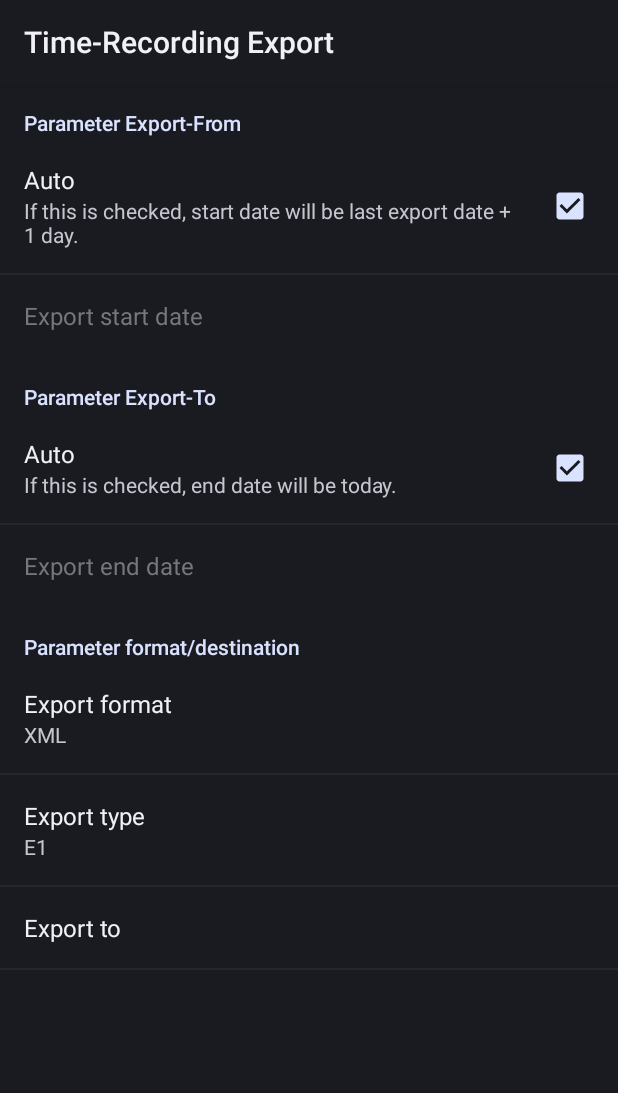
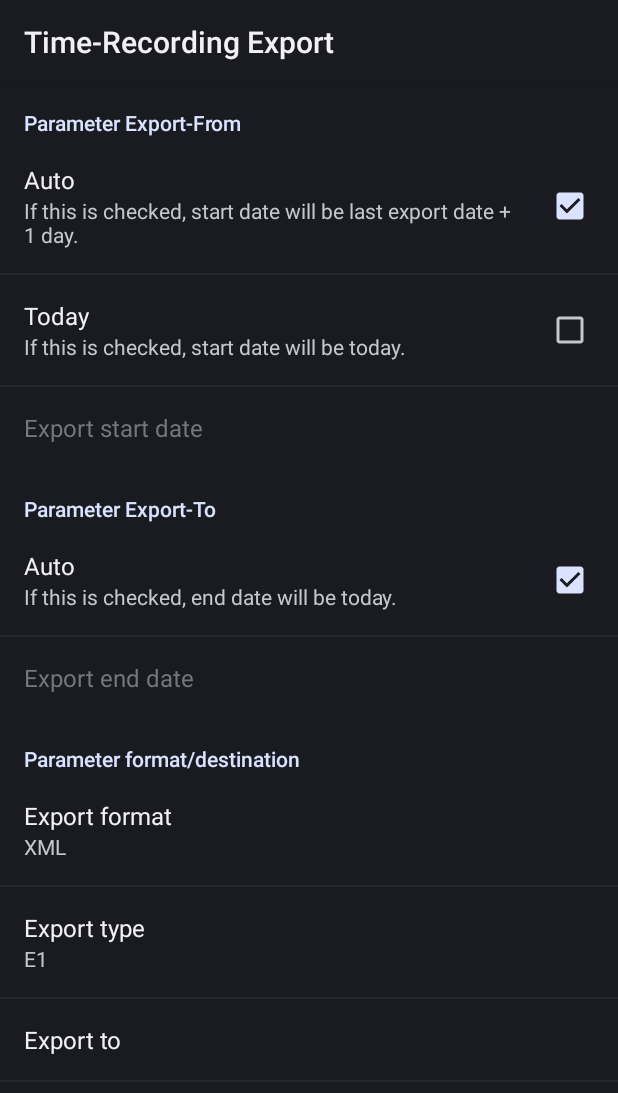
Before and after one commit to berrnd/Time-Recording-Auto-Export-Tasker-Plugin, an Android app: the fragment PluginEditActivityPreferencesFragment shown on its own in the app's theme, after a tap on "Auto", on a phone screen of 412 x 824 dp. Shown: the top 1093 px of the screen. Run offline under Robolectric (Android 15) with nearby library versions, the phone set to English and light mode, and no system bars.

Commit message:
Added option to always use today as export start date

```diff
--- a/app/src/main/java/de/berrnd/Time_Recording_Auto_Export_Tasker_Plugin/Constants.java
+++ b/app/src/main/java/de/berrnd/Time_Recording_Auto_Export_Tasker_Plugin/Constants.java
@@ -10,6 +10,7 @@ public class Constants {
     static final String BUNDLE_EXTRA_EXPORT_START_DATE = "BUNDLE_EXTRA_EXPORT_START_DATE";
     static final String BUNDLE_EXTRA_EXPORT_END_DATE = "BUNDLE_EXTRA_EXPORT_END_DATE";
     static final String BUNDLE_EXTRA_EXPORT_START_DATE_AUTO = "BUNDLE_EXTRA_EXPORT_START_DATE_AUTO";
+    static final String BUNDLE_EXTRA_EXPORT_START_DATE_TODAY = "BUNDLE_EXTRA_EXPORT_START_DATE_TODAY";
     static final String BUNDLE_EXTRA_EXPORT_END_DATE_AUTO = "BUNDLE_EXTRA_EXPORT_END_DATE_AUTO";
     static final String BUNDLE_EXTRA_EXPORT_FORMAT = "BUNDLE_EXTRA_EXPORT_FORMAT";
     static final String BUNDLE_EXTRA_EXPORT_TYPE = "BUNDLE_EXTRA_EXPORT_TYPE";
@@ -19,6 +20,7 @@ public class Constants {
     static final String PLUGIN_SETTINGS_EXPORT_START_DATE = "pref_export_start_date";
     static final String PLUGIN_SETTINGS_EXPORT_END_DATE = "pref_export_end_date";
     static final String PLUGIN_SETTINGS_EXPORT_START_DATE_AUTO = "pref_export_start_date_auto";
+    static final String PLUGIN_SETTINGS_EXPORT_START_DATE_TODAY = "pref_export_start_date_today";
     static final String PLUGIN_SETTINGS_EXPORT_END_DATE_AUTO = "pref_export_end_date_auto";
     static final String PLUGIN_SETTINGS_EXPORT_FORMAT = "pref_export_format";
     static final String PLUGIN_SETTINGS_EXPORT_TYPE = "pref_export_type";
--- a/app/src/main/java/de/berrnd/Time_Recording_Auto_Export_Tasker_Plugin/PluginEditActivity.java
+++ b/app/src/main/java/de/berrnd/Time_Recording_Auto_Export_Tasker_Plugin/PluginEditActivity.java
@@ -21,6 +21,7 @@ public class PluginEditActivity extends PreferenceActivity {
             final String exportStartDate = pluginBundle.getString(Constants.BUNDLE_EXTRA_EXPORT_START_DATE);
             final String exportEndDate = pluginBundle.getString(Constants.BUNDLE_EXTRA_EXPORT_END_DATE);
             final boolean exportStartDateAuto = pluginBundle.getBoolean(Constants.BUNDLE_EXTRA_EXPORT_START_DATE_AUTO);
+            final boolean exportStartDateToday = pluginBundle.getBoolean(Constants.BUNDLE_EXTRA_EXPORT_START_DATE_TODAY);
             final boolean exportEndDateAuto = pluginBundle.getBoolean(Constants.BUNDLE_EXTRA_EXPORT_END_DATE_AUTO);
             final String exportFormat = pluginBundle.getString(Constants.BUNDLE_EXTRA_EXPORT_FORMAT);
             final String exportType = pluginBundle.getString(Constants.BUNDLE_EXTRA_EXPORT_TYPE);
@@ -29,6 +30,7 @@ public class PluginEditActivity extends PreferenceActivity {
             SharedPreferences.Editor editor = this.PluginPreferences.edit();
             editor.putString(Constants.PLUGIN_SETTINGS_EXPORT_START_DATE, exportStartDate);
             editor.putBoolean(Constants.PLUGIN_SETTINGS_EXPORT_START_DATE_AUTO, exportStartDateAuto);
+            editor.putBoolean(Constants.PLUGIN_SETTINGS_EXPORT_START_DATE_TODAY, exportStartDateToday);
             editor.putString(Constants.PLUGIN_SETTINGS_EXPORT_END_DATE, exportEndDate);
             editor.putBoolean(Constants.PLUGIN_SETTINGS_EXPORT_END_DATE_AUTO, exportEndDateAuto);
             editor.putString(Constants.PLUGIN_SETTINGS_EXPORT_FORMAT, exportFormat);
@@ -47,6 +49,7 @@ public class PluginEditActivity extends PreferenceActivity {
         final String exportStartDate = this.PluginPreferences.getString(Constants.PLUGIN_SETTINGS_EXPORT_START_DATE, "");
         final String exportEndDate = this.PluginPreferences.getString(Constants.PLUGIN_SETTINGS_EXPORT_END_DATE, "");
         final boolean exportStartDateAuto = this.PluginPreferences.getBoolean(Constants.PLUGIN_SETTINGS_EXPORT_START_DATE_AUTO, true);
+        final boolean exportStartDateToday = this.PluginPreferences.getBoolean(Constants.PLUGIN_SETTINGS_EXPORT_START_DATE_TODAY, true);
         final boolean exportEndDateAuto = this.PluginPreferences.getBoolean(Constants.PLUGIN_SETTINGS_EXPORT_END_DATE_AUTO, true);
         final String exportFormat = this.PluginPreferences.getString(Constants.PLUGIN_SETTINGS_EXPORT_FORMAT, "");
         final String exportType = this.PluginPreferences.getString(Constants.PLUGIN_SETTINGS_EXPORT_TYPE, "");
@@ -60,6 +63,7 @@ public class PluginEditActivity extends PreferenceActivity {
         resultBundle.putString(Constants.BUNDLE_EXTRA_EXPORT_START_DATE, exportStartDate);
         resultBundle.putString(Constants.BUNDLE_EXTRA_EXPORT_END_DATE, exportEndDate);
         resultBundle.putBoolean(Constants.BUNDLE_EXTRA_EXPORT_START_DATE_AUTO, exportStartDateAuto);
+        resultBundle.putBoolean(Constants.BUNDLE_EXTRA_EXPORT_START_DATE_TODAY, exportStartDateToday);
         resultBundle.putBoolean(Constants.BUNDLE_EXTRA_EXPORT_END_DATE_AUTO, exportEndDateAuto);
         resultBundle.putString(Constants.BUNDLE_EXTRA_EXPORT_FORMAT, exportFormat);
         resultBundle.putString(Constants.BUNDLE_EXTRA_EXPORT_TYPE, exportType);
--- a/app/src/main/java/de/berrnd/Time_Recording_Auto_Export_Tasker_Plugin/PluginEditActivityPreferencesFragment.java
+++ b/app/src/main/java/de/berrnd/Time_Recording_Auto_Export_Tasker_Plugin/PluginEditActivityPreferencesFragment.java
@@ -2,6 +2,7 @@ package de.berrnd.Time_Recording_Auto_Export_Tasker_Plugin;
 
 import android.content.SharedPreferences;
 import android.os.Bundle;
+import android.preference.CheckBoxPreference;
 import android.preference.Preference;
 import android.preference.PreferenceFragment;
 
@@ -34,6 +35,25 @@ public class PluginEditActivityPreferencesFragment extends PreferenceFragment im
             Preference connectionPref = this.findPreference(key);
             connectionPref.setSummary(sharedPreferences.getString(key, ""));
         }
+
+        //Multiple dependent checkbox/datepicker enabled/disabled handling
+        if (key.equals(Constants.PLUGIN_SETTINGS_EXPORT_START_DATE_AUTO)
+                || key.equals(Constants.PLUGIN_SETTINGS_EXPORT_START_DATE_TODAY)) {
+            boolean dependentCheckboxStartDateAuto = sharedPreferences.getBoolean(Constants.PLUGIN_SETTINGS_EXPORT_START_DATE_AUTO, false);
+            boolean dependentCheckboxStartDateToday = sharedPreferences.getBoolean(Constants.PLUGIN_SETTINGS_EXPORT_START_DATE_TODAY, false);
+            boolean datePickerStartDateEnabled = !dependentCheckboxStartDateAuto && !dependentCheckboxStartDateToday;
+            this.findPreference(Constants.PLUGIN_SETTINGS_EXPORT_START_DATE).setEnabled(datePickerStartDateEnabled);
+
+            if (key.equals(Constants.PLUGIN_SETTINGS_EXPORT_START_DATE_AUTO) && dependentCheckboxStartDateAuto) {
+                CheckBoxPreference pref = (CheckBoxPreference) this.findPreference(Constants.PLUGIN_SETTINGS_EXPORT_START_DATE_TODAY);
+                pref.setChecked(false);
+            }
+
+            if (key.equals(Constants.PLUGIN_SETTINGS_EXPORT_START_DATE_TODAY) && dependentCheckboxStartDateToday) {
+                CheckBoxPreference pref = (CheckBoxPreference) this.findPreference(Constants.PLUGIN_SETTINGS_EXPORT_START_DATE_AUTO);
+                pref.setChecked(false);
+            }
+        }
     }
 
     @Override
--- a/app/src/main/java/de/berrnd/Time_Recording_Auto_Export_Tasker_Plugin/PluginReceiver.java
+++ b/app/src/main/java/de/berrnd/Time_Recording_Auto_Export_Tasker_Plugin/PluginReceiver.java
@@ -24,6 +24,7 @@ public class PluginReceiver extends BroadcastReceiver {
         String exportStartDate = pluginBundle.getString(Constants.BUNDLE_EXTRA_EXPORT_START_DATE);
         String exportEndDate = pluginBundle.getString(Constants.BUNDLE_EXTRA_EXPORT_END_DATE);
         boolean exportStartDateAuto = pluginBundle.getBoolean(Constants.BUNDLE_EXTRA_EXPORT_START_DATE_AUTO);
+        boolean exportStartDateToday = pluginBundle.getBoolean(Constants.BUNDLE_EXTRA_EXPORT_START_DATE_TODAY);
         boolean exportEndDateAuto = pluginBundle.getBoolean(Constants.BUNDLE_EXTRA_EXPORT_END_DATE_AUTO);
         String exportFormat = pluginBundle.getString(Constants.BUNDLE_EXTRA_EXPORT_FORMAT);
         String exportType = pluginBundle.getString(Constants.BUNDLE_EXTRA_EXPORT_TYPE);
@@ -31,6 +32,9 @@ public class PluginReceiver extends BroadcastReceiver {
 
         if (exportStartDateAuto)
             exportStartDate = DateHelper.toIsoDateString(DateHelper.addDays(DateHelper.fromIsoDate(lastExport), 1));
+
+        if (exportStartDateToday)
+            exportStartDate = DateHelper.toIsoDateString(new Date());
 
         if (exportEndDateAuto)
             exportEndDate = DateHelper.toIsoDateString(new Date());
--- a/app/src/main/res/values/strings.xml
+++ b/app/src/main/res/values/strings.xml
@@ -31,6 +31,8 @@
     <string name="export_start_parameters">Parameter Export-From</string>
     <string name="export_end_parameters">Parameter Export-To</string>
     <string name="export_common_parameters">Parameter format/destination</string>
+    <string name="today">Today</string>
+    <string name="export_start_date_today_info">If this is checked, start date will be today.</string>
 
     <string-array name="export_types">
         <item>E1</item>
--- a/app/src/main/res/xml/plugin_edit_activity.xml
+++ b/app/src/main/res/xml/plugin_edit_activity.xml
@@ -12,10 +12,16 @@
             android:defaultValue="true"
             android:disableDependentsState="true"/>
 
+        <CheckBoxPreference
+            android:key="pref_export_start_date_today"
+            android:title="@string/today"
+            android:summary="@string/export_start_date_today_info"
+            android:defaultValue="false"
+            android:disableDependentsState="true"/>
+
         <de.berrnd.Time_Recording_Auto_Export_Tasker_Plugin.DatePickerPreference
             android:key="pref_export_start_date"
-            android:title="@string/export_start_date"
-            android:dependency="pref_export_start_date_auto"/>
+            android:title="@string/export_start_date"/>
 
     </PreferenceCategory>
 
```
Also changed, not shown: 1 other file.
